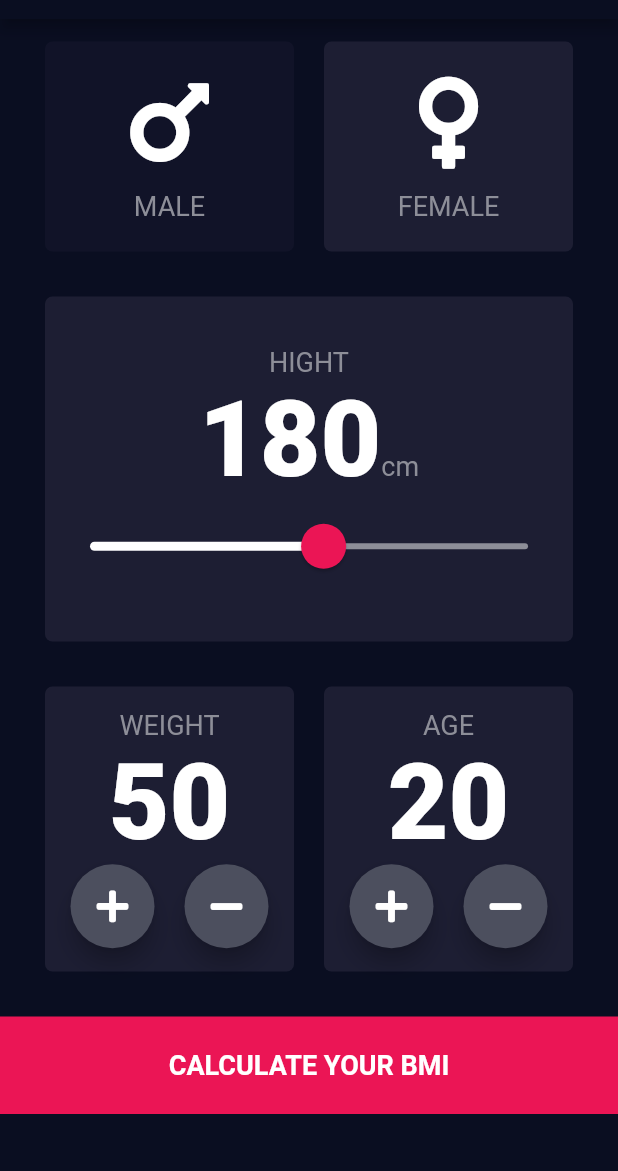
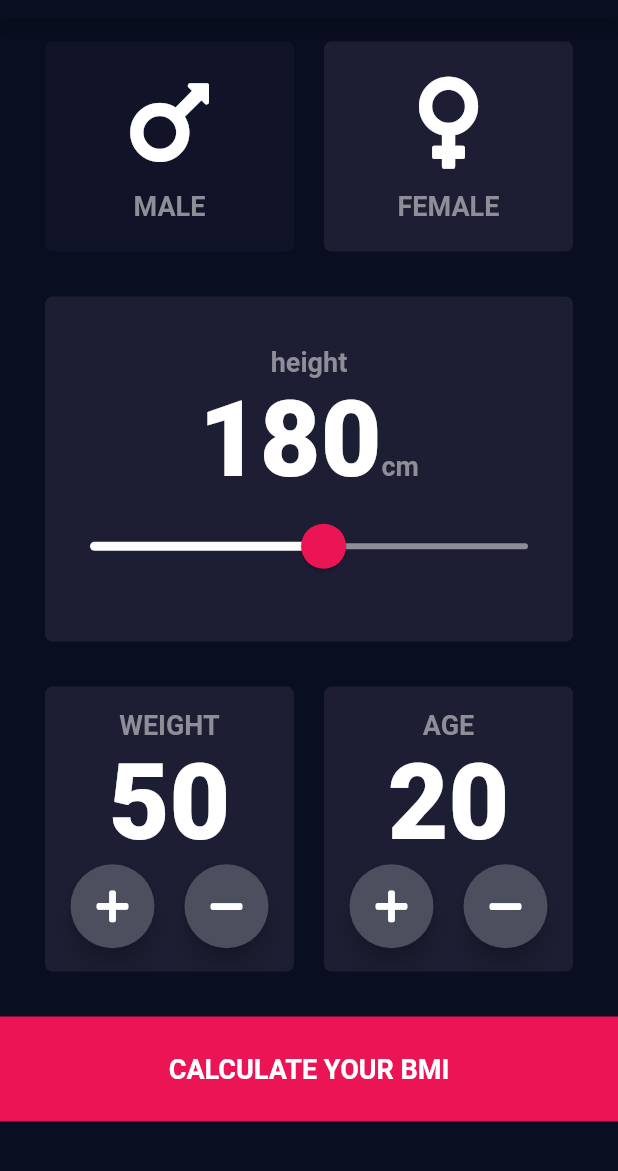
Before and after one commit to iampremtamang/bmi-calculator-flutter, a Flutter app: the screen it shows after launch, on a phone screen of 412 x 824 dp, the part 65-1236 px from its top. Run offline on Flutter 3.47's test engine with Material 2 defaults, Android fonts, the phone set to English and light mode, and no system bars; our stand-ins replace font_awesome_flutter; Roboto replaces fonts that are missing (Monteserrat).

Commit message:
UI and calc completed

```diff
--- a/lib/constants/constants.dart
+++ b/lib/constants/constants.dart
@@ -1,6 +1,7 @@
 import 'package:flutter/material.dart';
 
-const kLabelTextStyle = TextStyle(fontSize: 18, color: Color(0xFF8D8E98));
+const kLabelWhiteTextStyle = TextStyle(fontSize: 18, color: Colors.white);
+const kLabelTextStyle = TextStyle(fontSize: 18, color: Color(0xFF8D8E98), fontWeight: FontWeight.bold);
 const Color kActiveCardColor = Color(0xFF1D1E33);
 const Color kInActiveCardColor = Color(0xFF111328);
 const Color kButtonColor = Color(0xFFEB1555);
@@ -8,3 +9,6 @@ const kNumberTextStyle =
     TextStyle(color: Colors.white, fontSize: 70, fontWeight: FontWeight.w900);
 const kSliderInactiveColor = Color(0xFF8D8E98);
 const kSliderOverlayColor = Color(0x25EB1555);
+const kButtonTextStyle = TextStyle(fontSize: 18, fontWeight: FontWeight.bold, color: Colors.white);
+const kResultTitleStyle = TextStyle(fontSize: 30, fontWeight: FontWeight.bold, color: Colors.white);
+const kResultLabelStyle =  TextStyle(fontWeight: FontWeight.bold, fontSize: 18, color: Color(0xFF47d08e));
--- a/lib/main.dart
+++ b/lib/main.dart
@@ -27,11 +27,8 @@ class BMICalculator extends StatelessWidget {
           bodyText2: TextStyle(color: Colors.white)
         )
       ),
-      initialRoute: '/',
-      routes: {
-        '/':(context)=> const HomeScreen(),
-        '/result':(context) =>const ResultScreen()
-      }
+      home: HomeScreen(),
+
     );
   }
 }
--- a/lib/screens/home_screen.dart
+++ b/lib/screens/home_screen.dart
@@ -2,13 +2,14 @@ import 'package:bmi_calculator/constants/constants.dart';
 import 'package:bmi_calculator/screens/result_screen.dart';
 import 'package:bmi_calculator/utils/gender_enum.dart';
 import 'package:bmi_calculator/widgets/card_item.dart';
+import 'package:bmi_calculator/widgets/custom_button.dart';
 import 'package:bmi_calculator/widgets/icon_content.dart';
 import 'package:bmi_calculator/widgets/round_icon_button.dart';
 import 'package:flutter/material.dart';
 import 'package:font_awesome_flutter/font_awesome_flutter.dart';
-
+import 'package:bmi_calculator/utils/calculate_brain.dart';
 class HomeScreen extends StatefulWidget {
-  const HomeScreen({Key? key}) : super(key: key);
+  HomeScreen({Key? key}) : super(key: key);
 
   @override
   _HomeScreenState createState() => _HomeScreenState();
@@ -87,7 +88,7 @@ class _HomeScreenState extends State<HomeScreen> {
                     mainAxisAlignment: MainAxisAlignment.center,
                     children: [
                       Text(
-                        'HIGHT',
+                        'height',
                         style: kLabelTextStyle,
                       ),
                       Row(
@@ -214,21 +215,16 @@ class _HomeScreenState extends State<HomeScreen> {
                 )),
               ],
             ),
-            GestureDetector(
-              onTap: () {
-                Navigator.pushNamed(context, '/result');
-              },
-
-              child: Container(
-                color: kButtonColor,
-                height: 65,
-                width: double.infinity,
-                margin: const EdgeInsets.only(
-                  top: 15,
-                ),
-                child: Center(child: Text('CALCULATE YOUR BMI', style: TextStyle(fontSize: 18, fontWeight: FontWeight.bold),)),
-                // child: Text('CALCULATE YOUR BMI'),
-              ),
+            CustomButton(
+              buttonText: 'CALCULATE YOUR BMI',
+              onPress: () {
+                CalculateBrain calc = CalculateBrain(weight, height);
+                Navigator.push(context, MaterialPageRoute(builder: (context)=>ResultScreen(
+                  bmiResult: calc.calculateBMI(),
+                  resultText: calc.getResult(),
+                  interpretation: calc.getInterpretation(),
+                )));
+              }
             )
           ],
         ),
--- /dev/null
+++ b/lib/utils/calculate_brain.dart
@@ -0,0 +1,35 @@
+import 'dart:math';
+
+
+class CalculateBrain {
+  final int height;
+  final int weight;
+
+  CalculateBrain(this.weight, this.height);
+
+  final double _bmi=0.0;
+  String calculateBMI() {
+    double _bmi = weight / pow(height/100, 2);
+    return _bmi.toStringAsFixed(1);
+  }
+
+  String getResult() {
+    if(_bmi>=25) {
+      return 'Overweight';
+    } else if(_bmi > 18.5) {
+      return 'Normal';
+    } else {
+      return 'Underweight';
+    }
+  }
+
+  String getInterpretation() {
+    if(_bmi >= 25 ) {
+      return 'You have a higher than normal body weight. Try to exercise more';
+    } else if( _bmi >= 18.5 ) {
+      return 'You have a normal body weight. Good Job!';
+    } else {
+      return 'You have a lower than normal body weight.';
+    }
+  }
+}
--- /dev/null
+++ b/lib/widgets/custom_button.dart
@@ -0,0 +1,31 @@
+import 'package:bmi_calculator/constants/constants.dart';
+import 'package:flutter/material.dart';
+
+class CustomButton extends StatelessWidget {
+  final String buttonText;
+  final onPress;
+  const CustomButton({
+    Key? key, required this.buttonText, required this.onPress,
+  }) : super(key: key);
+
+  @override
+  Widget build(BuildContext context) {
+    return GestureDetector(
+      onTap: onPress,
+      child: Container(
+        color: kButtonColor,
+        height: 70,
+        width: double.infinity,
+        margin: const EdgeInsets.only(
+          top: 15,
+        ),
+        child: Center(
+            child: Text(
+          buttonText,
+          style: kButtonTextStyle,
+        )),
+        // child: Text('CALCULATE YOUR BMI'),
+      ),
+    );
+  }
+}
```
Also changed, not shown: lib/screens/result_screen.dart (+86 -5 lines), flutter_01.png (added).
